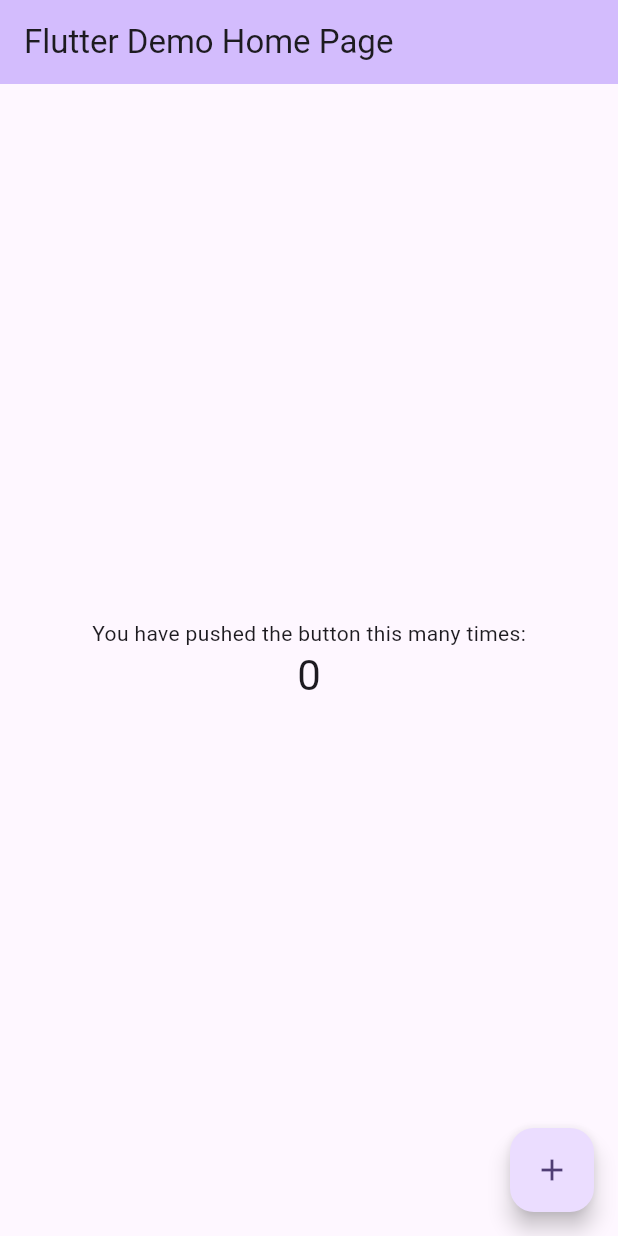
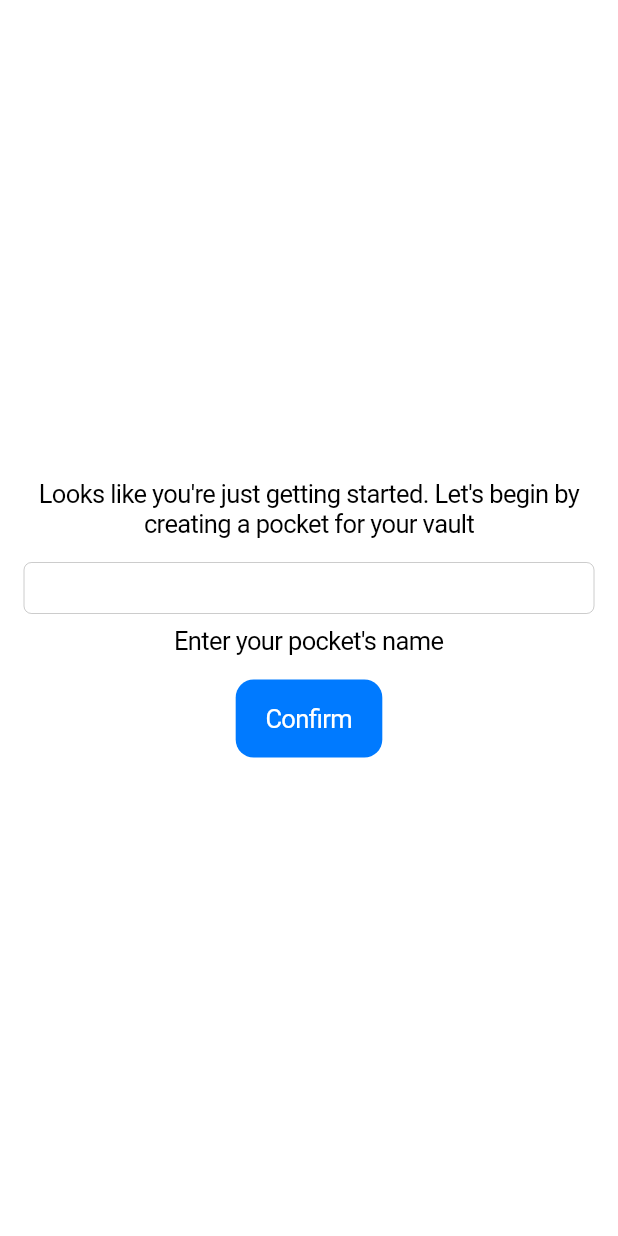
Before and after one commit to LostAFSendHelp/lvault, a Flutter app: the screen it shows after launch, on a phone screen of 412 x 824 dp. Run offline on Flutter 3.47's test engine with Material 3 defaults, Android fonts, the phone set to English and light mode, and no system bars; our stand-ins replace get, sqflite; accounts and stored records are empty.

```diff
--- a/lib/data/datasources/local/database_service.dart
+++ b/lib/data/datasources/local/database_service.dart
@@ -8,7 +8,7 @@ class DatabaseService {
 
   DatabaseService({String dbName = 'lvault.db'}) : _dbName = dbName;
 
-  void initialize() async {
+  Future<void> initialize() async {
     db = await openDatabase(
         _dbName, // open using relative path to `getDatabasesPath()`
         version: 1,
--- a/lib/data/dtos/pocket_dto.dart
+++ b/lib/data/dtos/pocket_dto.dart
@@ -4,20 +4,17 @@ import 'package:lvault/utils/type_helpers.dart';
 final class PocketDTO {
   final String id;
   final String name;
-  final double balance;
   final int createdAt;
 
   const PocketDTO({
     required this.id,
     required this.name,
-    required this.balance,
     required this.createdAt,
   });
 
   PocketDTO.fromMap(Map<String, Object?> map)
       : id = map['id']!.cast(),
         name = map['name']!.cast(),
-        balance = map['balance']!.cast(),
         createdAt = map['created_at']!.cast();
 
   static List<PocketDTO> listFromMaps(List<Map<String, Object?>> maps) =>
@@ -26,14 +23,12 @@ final class PocketDTO {
   Map<String, Object> toMap() => {
         'id': id,
         'name': name,
-        'balance': balance,
         'created_at': createdAt,
       };
 
   Pocket toEntity() => Pocket(
         id: id,
         name: name,
-        balance: balance,
         createdAt: createdAt,
       );
 
@@ -43,7 +38,6 @@ final class PocketDTO {
     CREATE TABLE $tableName (
       id TEXT PRIMARY KEY,
       name TEXT NOT NULL,
-      balance REAL NOT NULL,
       created_at INTEGER NOT NULL
     )
   ''';
--- a/lib/data/repos/pocket_repo.dart
+++ b/lib/data/repos/pocket_repo.dart
@@ -19,11 +19,10 @@ class PocketRepo implements PocketRepoExpected {
   }
 
   @override
-  Future<Pocket> create({required String name, required double balance}) async {
+  Future<Pocket> create({required String name}) async {
     final dto = PocketDTO(
       id: _uuid.v1(),
       name: name,
-      balance: balance,
       createdAt: DateTime.now().millisecondsSinceEpoch,
     );
 
@@ -49,7 +48,7 @@ class PocketRepo implements PocketRepoExpected {
   Future<void> update({required Pocket pocket}) async {
     await _dbService.db.update(
       PocketDTO.tableName,
-      {'name': pocket.name, 'balance': pocket.balance},
+      {'name': pocket.name},
       where: 'id = ?',
       whereArgs: [pocket.id],
     );
--- a/lib/domain/entities/pocket.dart
+++ b/lib/domain/entities/pocket.dart
@@ -1,13 +1,11 @@
 final class Pocket {
   final String id;
   final String name;
-  final double balance;
   final int createdAt;
 
   const Pocket({
     required this.id,
     required this.name,
-    required this.balance,
     required this.createdAt,
   });
 }
--- a/lib/domain/repo-expected/pocket_repo_expected.dart
+++ b/lib/domain/repo-expected/pocket_repo_expected.dart
@@ -3,7 +3,7 @@ import 'package:lvault/domain/entities/pocket.dart';
 abstract class PocketRepoExpected {
   Future<List<Pocket>> getAll();
 
-  Future<Pocket> create({required String name, required double balance});
+  Future<Pocket> create({required String name});
 
   Future<void> update({required Pocket pocket});
 
--- /dev/null
+++ b/lib/domain/usecases/pocket/pocket_uc_provider.dart
@@ -0,0 +1,22 @@
+import 'package:lvault/data/repos/pocket_repo.dart';
+import 'package:lvault/domain/repo-expected/pocket_repo_expected.dart';
+import 'package:lvault/domain/usecases/pocket/uc_create_pocket.dart';
+import 'package:lvault/domain/usecases/pocket/uc_get_all_pockets.dart';
+
+class PocketUsecaseProvider {
+  final PocketRepoExpected _repo;
+
+  const PocketUsecaseProvider({required PocketRepoExpected repo})
+      : _repo = repo;
+
+  static PocketUsecaseProvider instance =
+      PocketUsecaseProvider(repo: PocketRepo());
+
+  UCGetAllPockets getAllPockets() {
+    return UCGetAllPockets(repo: _repo);
+  }
+
+  UCCreatePocket createPocket() {
+    return UCCreatePocket(repo: _repo);
+  }
+}
--- /dev/null
+++ b/lib/domain/usecases/pocket/uc_create_pocket.dart
@@ -0,0 +1,12 @@
+import 'package:lvault/domain/entities/pocket.dart';
+import 'package:lvault/domain/repo-expected/pocket_repo_expected.dart';
+
+class UCCreatePocket {
+  final PocketRepoExpected _repo;
+
+  const UCCreatePocket({required PocketRepoExpected repo}) : _repo = repo;
+
+  Future<Pocket> call({required String name}) {
+    return _repo.create(name: name);
+  }
+}
--- a/lib/domain/usecases/pocket/uc_get_all_pockets.dart
+++ b/lib/domain/usecases/pocket/uc_get_all_pockets.dart
@@ -9,4 +9,8 @@ class UCGetAllPockets {
   Future<List<Pocket>> call() {
     return _repo.getAll();
   }
+
+  Future<Pocket> create({required String name}) {
+    return _repo.create(name: name);
+  }
 }
--- a/lib/main.dart
+++ b/lib/main.dart
@@ -1,125 +1,33 @@
+import 'package:flutter/cupertino.dart';
 import 'package:flutter/material.dart';
+import 'package:get/get.dart';
+import 'package:lvault/data/datasources/local/database_service.dart';
+import 'package:lvault/domain/usecases/pocket/pocket_uc_provider.dart';
+import 'package:lvault/presentation/views/splash/splash_controller.dart';
+import 'package:lvault/presentation/views/splash/splash_screen.dart';
 
-void main() {
-  runApp(const MyApp());
+void main() async {
+  WidgetsFlutterBinding.ensureInitialized();
+  final DatabaseService dbService = DatabaseService();
+  await dbService.initialize();
+  Get.put(dbService);
+  runApp(const LVaultApp());
 }
 
-class MyApp extends StatelessWidget {
-  const MyApp({super.key});
+class LVaultApp extends StatelessWidget {
+  const LVaultApp({super.key});
 
   // This widget is the root of your application.
   @override
   Widget build(BuildContext context) {
-    return MaterialApp(
-      title: 'Flutter Demo',
-      theme: ThemeData(
-        // This is the theme of your application.
-        //
-        // TRY THIS: Try running your application with "flutter run". You'll see
-        // the application has a purple toolbar. Then, without quitting the app,
-        // try changing the seedColor in the colorScheme below to Colors.green
-        // and then invoke "hot reload" (save your changes or press the "hot
-        // reload" button in a Flutter-supported IDE, or press "r" if you used
-        // the command line to start the app).
-        //
-        // Notice that the counter didn't reset back to zero; the application
-        // state is not lost during the reload. To reset the state, use hot
-        // restart instead.
-        //
-        // This works for code too, not just values: Most code changes can be
-        // tested with just a hot reload.
-        colorScheme: ColorScheme.fromSeed(seedColor: Colors.deepPurple),
-        useMaterial3: true,
+    return GetCupertinoApp(
+      theme: const CupertinoThemeData(
+          textTheme: CupertinoTextThemeData(primaryColor: Colors.white)),
+      home: SplashScreen(
+        controller: SplashController(
+          pocketUsecaseProvider: PocketUsecaseProvider.instance,
+        ),
       ),
-      home: const MyHomePage(title: 'Flutter Demo Home Page'),
     );
   }
 }
-
-class MyHomePage extends StatefulWidget {
-  const MyHomePage({super.key, required this.title});
-
-  // This widget is the home page of your application. It is stateful, meaning
-  // that it has a State object (defined below) that contains fields that affect
-  // how it looks.
-
-  // This class is the configuration for the state. It holds the values (in this
-  // case the title) provided by the parent (in this case the App widget) and
-  // used by the build method of the State. Fields in a Widget subclass are
-  // always marked "final".
-
-  final String title;
-
-  @override
-  State<MyHomePage> createState() => _MyHomePageState();
-}
-
-class _MyHomePageState extends State<MyHomePage> {
-  int _counter = 0;
-
-  void _incrementCounter() {
-    setState(() {
-      // This call to setState tells the Flutter framework that something has
-      // changed in this State, which causes it to rerun the build method below
-      // so that the display can reflect the updated values. If we changed
-      // _counter without calling setState(), then the build method would not be
-      // called again, and so nothing would appear to happen.
-      _counter++;
-    });
-  }
-
-  @override
-  Widget build(BuildContext context) {
-    // This method is rerun every time setState is called, for instance as done
-    // by the _incrementCounter method above.
-    //
-    // The Flutter framework has been optimized to make rerunning build methods
-    // fast, so that you can just rebuild anything that needs updating rather
-    // than having to individually change instances of widgets.
-    return Scaffold(
-      appBar: AppBar(
-        // TRY THIS: Try changing the color here to a specific color (to
-        // Colors.amber, perhaps?) and trigger a hot reload to see the AppBar
-        // change color while the other colors stay the same.
-        backgroundColor: Theme.of(context).colorScheme.inversePrimary,
-        // Here we take the value from the MyHomePage object that was created by
-        // the App.build method, and use it to set our appbar title.
-        title: Text(widget.title),
-      ),
-      body: Center(
-        // Center is a layout widget. It takes a single child and positions it
-        // in the middle of the parent.
-        child: Column(
-          // Column is also a layout widget. It takes a list of children and
-          // arranges them vertically. By default, it sizes itself to fit its
-          // children horizontally, and tries to be as tall as its parent.
-          //
-          // Column has various properties to control how it sizes itself and
-          // how it positions its children. Here we use mainAxisAlignment to
-          // center the children vertically; the main axis here is the vertical
-          // axis because Columns are vertical (the cross axis would be
-          // horizontal).
-          //
-          // TRY THIS: Invoke "debug painting" (choose the "Toggle Debug Paint"
-          // action in the IDE, or press "p" in the console), to see the
-          // wireframe for each widget.
-          mainAxisAlignment: MainAxisAlignment.center,
-          children: <Widget>[
-            const Text(
-              'You have pushed the button this many times:',
-            ),
-            Text(
-              '$_counter',
-              style: Theme.of(context).textTheme.headlineMedium,
-            ),
-          ],
-        ),
-      ),
-      floatingActionButton: FloatingActionButton(
-        onPressed: _incrementCounter,
-        tooltip: 'Increment',
-        child: const Icon(Icons.add),
-      ), // This trailing comma makes auto-formatting nicer for build methods.
-    );
-  }
-}
--- /dev/null
+++ b/lib/presentation/views/homepage/homepage_controller.dart
@@ -0,0 +1,3 @@
+class HomepageController {
+
+}
--- /dev/null
+++ b/lib/presentation/views/onboarding/onboarding_2_controller.dart
@@ -0,0 +1,34 @@
+import 'package:flutter/widgets.dart';
+import 'package:get/get.dart';
+import 'package:lvault/domain/usecases/pocket/pocket_uc_provider.dart';
+
+class Onboarding2Controller {
+  final String pocketName;
+  final PocketUsecaseProvider _pocketUsecaseProvider;
+  final TextEditingController textEditingController = TextEditingController();
+
+  Onboarding2Controller({
+    required this.pocketName,
+    required PocketUsecaseProvider pocketUsecaseProvider,
+  }) : _pocketUsecaseProvider = pocketUsecaseProvider;
+
+  final Rx<String?> error = Rxn(null);
+
+  String get pocketAmount => textEditingController.text;
+
+  void back() {
+    Get.back();
+  }
+
+  void submit() async {
+    final amount = double.tryParse(pocketAmount);
+
+    if (amount == null) {
+      error.value = "Invalid value";
+      return;
+    }
+
+    final pocket = _pocketUsecaseProvider.createPocket().call(name: pocketName);
+    // do something with pocket: create a snapshot
+  }
+}
--- /dev/null
+++ b/lib/presentation/views/onboarding/onboarding_controller.dart
@@ -0,0 +1,38 @@
+import 'package:flutter/cupertino.dart';
+import 'package:get/get.dart';
+import 'package:lvault/domain/usecases/pocket/pocket_uc_provider.dart';
+import 'package:lvault/presentation/views/onboarding/onboarding_2_controller.dart';
+import 'package:lvault/presentation/views/onboarding/onboarding_2_screen.dart';
+
+class OnboardingController {
+  final PocketUsecaseProvider _pocketUsecaseProvider;
+
+  OnboardingController({
+    required PocketUsecaseProvider pocketUsecaseProvider,
+  }) : _pocketUsecaseProvider = pocketUsecaseProvider;
+
+  final TextEditingController textEditingController = TextEditingController();
+
+  String get pocketName => textEditingController.text;
+
+  final Rx<String?> error = Rxn(null);
+
+  void submit() {
+    if (pocketName.trim().isEmpty) {
+      error.value = "Pocket name must not be empty";
+      return;
+    }
+
+    error.value = null;
+    FocusManager.instance.primaryFocus?.unfocus();
+
+    Get.to(
+      () => Onboarding2Screen(
+        controller: Onboarding2Controller(
+          pocketName: pocketName,
+          pocketUsecaseProvider: _pocketUsecaseProvider,
+        ),
+      ),
+    );
+  }
+}
--- /dev/null
+++ b/lib/presentation/views/onboarding/onboarding_screen.dart
@@ -0,0 +1,49 @@
+import 'package:flutter/cupertino.dart';
+import 'package:get/get.dart';
+import 'package:lvault/presentation/views/onboarding/onboarding_controller.dart';
+
+class OnboardingScreen extends StatelessWidget {
+  const OnboardingScreen({super.key, required OnboardingController controller})
+      : _controller = controller;
+
+  final OnboardingController _controller;
+
+  @override
+  Widget build(BuildContext context) {
+    final infoText = Obx(() {
+      final error = _controller.error.value;
+      if (error != null) {
+        return Text(
+          error,
+          style: const TextStyle(color: CupertinoColors.systemRed),
+        );
+      } else {
+        return const Text("Enter your pocket's name");
+      }
+    });
+
+    return CupertinoPageScaffold(
+      child: Column(
+        mainAxisAlignment: MainAxisAlignment.center,
+        children: [
+          const Text(
+            "Looks like you're just getting started. Let's begin by creating a pocket for your vault",
+            textAlign: TextAlign.center,
+          ),
+          const SizedBox(height: 16),
+          CupertinoTextField(
+            textAlign: TextAlign.center,
+            controller: _controller.textEditingController,
+          ),
+          const SizedBox(height: 8),
+          infoText,
+          const SizedBox(height: 16),
+          CupertinoButton.filled(
+            onPressed: () => _controller.submit(),
+            child: const Text("Confirm"),
+          )
+        ],
+      ).paddingAll(16),
+    );
+  }
+}
--- /dev/null
+++ b/lib/presentation/views/splash/splash_controller.dart
@@ -0,0 +1,47 @@
+import 'package:get/get.dart';
+import 'package:lvault/domain/usecases/pocket/pocket_uc_provider.dart';
+import 'package:lvault/presentation/views/homepage/homepage_controller.dart';
+import 'package:lvault/presentation/views/homepage/homepage_screen.dart';
+import 'package:lvault/presentation/views/onboarding/onboarding_controller.dart';
+import 'package:lvault/presentation/views/onboarding/onboarding_screen.dart';
+
+class SplashController {
+  final PocketUsecaseProvider _pocketUsecaseProvider;
+
+  SplashController({required PocketUsecaseProvider pocketUsecaseProvider})
+      : _pocketUsecaseProvider = pocketUsecaseProvider {
+    _checkToNavigate();
+  }
+
+  final count = 0.obs;
+
+  void increment() {
+    count.value += 1;
+  }
+
+  Future<void> _checkToNavigate() async {
+    // fake loading
+    await Future.delayed(const Duration(seconds: 2));
+
+    // get all pockets
+    final pockets = await _pocketUsecaseProvider.getAllPockets().call();
+
+    if (pockets.isEmpty) {
+      Get.off(
+        () => OnboardingScreen(
+          controller: OnboardingController(
+            pocketUsecaseProvider: _pocketUsecaseProvider,
+          ),
+        ),
+        transition: Transition.cupertino,
+        duration: const Duration(milliseconds: 500),
+      );
+    } else {
+      Get.off(
+        () => HomepageScreen(controller: HomepageController()),
+        transition: Transition.cupertino,
+        duration: const Duration(milliseconds: 500),
+      );
+    }
+  }
+}
```
Also changed, not shown: lib/presentation/views/homepage/homepage_screen.dart (added, +15 -0 lines), lib/presentation/views/onboarding/onboarding_2_screen.dart (added, +65 -0 lines), lib/presentation/views/splash/splash_screen.dart (added, +27 -0 lines), 6 other files.
